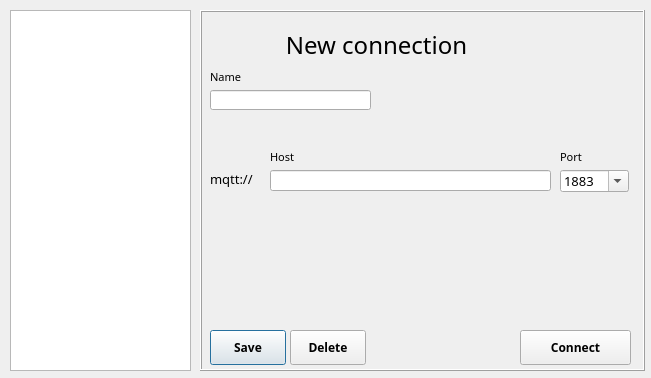
This is src/newconnection.ui in HarryMichal/fit-mqtt-explorer as Qt 5 draws it before an edit. The edited form follows.
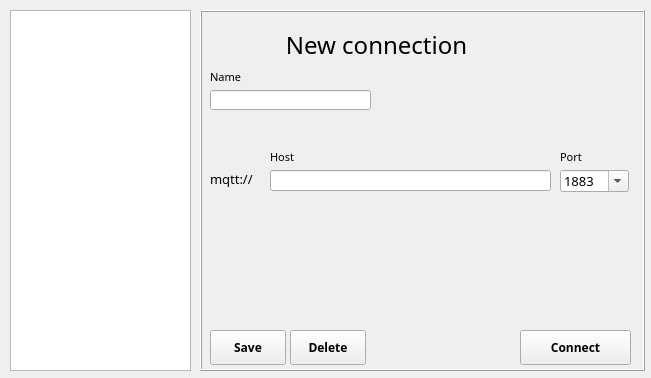
This is the edited form.

Commit message: Documentation and minor change in newconnection

Diff of the .ui file:
```diff
--- a/src/newconnection.ui
+++ b/src/newconnection.ui
@@ -71,6 +71,9 @@
     <property name="text">
      <string>Save</string>
     </property>
+    <property name="autoDefault">
+     <bool>false</bool>
+    </property>
    </widget>
    <widget class="QPushButton" name="deleteButt">
     <property name="geometry">
@@ -91,6 +94,9 @@
     <property name="text">
      <string>Delete</string>
     </property>
+    <property name="autoDefault">
+     <bool>false</bool>
+    </property>
    </widget>
    <widget class="QPushButton" name="connectButt">
     <property name="geometry">
```
The commit also changes 1 other file.
